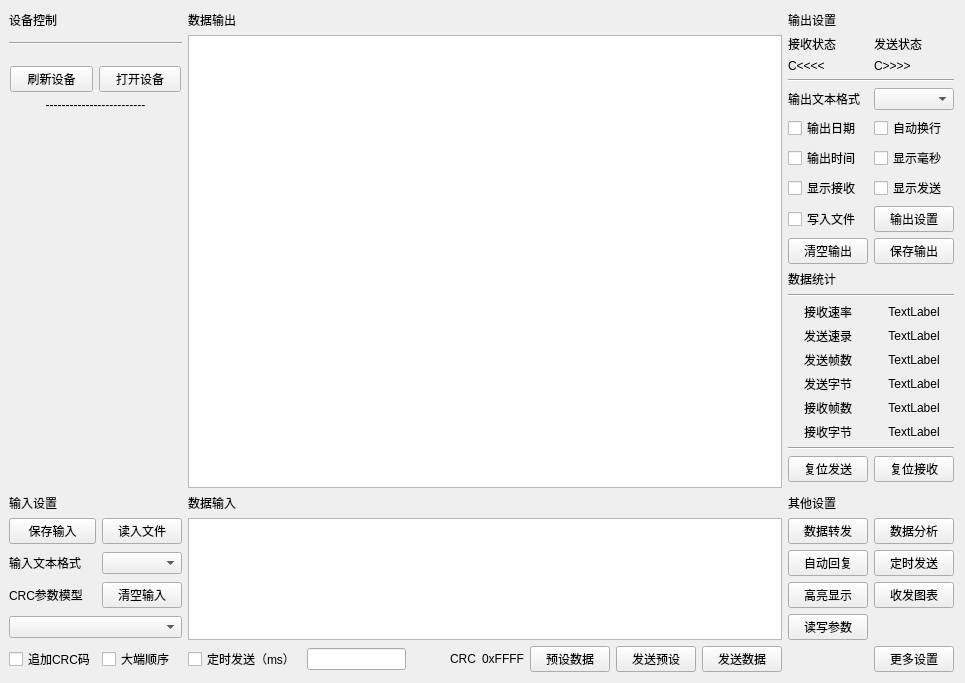
Before: the Qt Designer form Src/Common/SAKDebugPage/SAKDebugPage.ui in x-tools-author/x-tools, drawn with Qt 5.
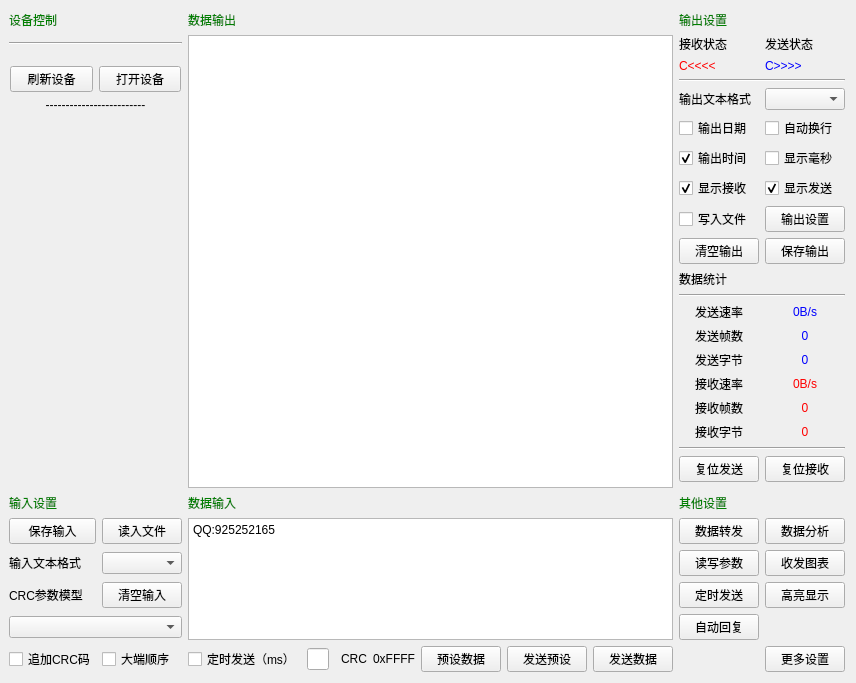
After: the same form once the commit is applied.

What changed in the file:
```diff
--- a/Src/Common/SAKDebugPage/SAKDebugPage.ui
+++ b/Src/Common/SAKDebugPage/SAKDebugPage.ui
@@ -6,8 +6,8 @@
    <rect>
     <x>0</x>
     <y>0</y>
-    <width>965</width>
-    <height>632</height>
+    <width>811</width>
+    <height>569</height>
    </rect>
   </property>
   <property name="windowTitle">
@@ -56,15 +56,8 @@
      <property name="text">
       <string>输出时间</string>
      </property>
-    </widget>
-   </item>
-   <item row="13" column="12" colspan="2">
-    <widget class="QLabel" name="txSpeedLabel">
-     <property name="text">
-      <string>TextLabel</string>
-     </property>
-     <property name="alignment">
-      <set>Qt::AlignCenter</set>
+     <property name="checked">
+      <bool>true</bool>
      </property>
     </widget>
    </item>
@@ -214,6 +207,11 @@
    </item>
    <item row="21" column="2">
     <widget class="QLabel" name="label_26">
+     <property name="styleSheet">
+      <string notr="true">QLabel{
+    color:green
+}</string>
+     </property>
      <property name="text">
       <string>数据输入</string>
      </property>
@@ -226,33 +224,21 @@
      </property>
     </widget>
    </item>
-   <item row="12" column="12" colspan="2">
-    <widget class="QLabel" name="rxSpeedLabel">
-     <property name="text">
-      <string>TextLabel</string>
-     </property>
-     <property name="alignment">
-      <set>Qt::AlignCenter</set>
-     </property>
-    </widget>
-   </item>
    <item row="26" column="0" colspan="2">
     <widget class="QComboBox" name="crcParameterModelsComboBox"/>
    </item>
    <item row="0" column="2">
     <widget class="QLabel" name="label_3">
+     <property name="styleSheet">
+      <string notr="true">QLabel{
+    color:green
+}</string>
+     </property>
      <property name="text">
       <string>数据输出</string>
      </property>
     </widget>
    </item>
-   <item row="24" column="10" colspan="2">
-    <widget class="QPushButton" name="autoResponseSettingPushButton">
-     <property name="text">
-      <string>自动回复</string>
-     </property>
-    </widget>
-   </item>
    <item row="24" column="1">
     <widget class="QComboBox" name="inputModelComboBox">
      <property name="sizePolicy">
@@ -289,21 +275,19 @@
      <property name="layoutDirection">
       <enum>Qt::LeftToRight</enum>
      </property>
+     <property name="styleSheet">
+      <string notr="true">QLabel{
+    color:red
+}</string>
+     </property>
      <property name="text">
-      <string>TextLabel</string>
+      <string>0</string>
      </property>
      <property name="alignment">
       <set>Qt::AlignCenter</set>
      </property>
     </widget>
    </item>
-   <item row="25" column="10" colspan="2">
-    <widget class="QPushButton" name="highlightSettingPushButton">
-     <property name="text">
-      <string>高亮显示</string>
-     </property>
-    </widget>
-   </item>
    <item row="9" column="10" colspan="2">
     <widget class="QPushButton" name="clearOutputPushButton">
      <property name="text">
@@ -311,16 +295,6 @@
      </property>
     </widget>
    </item>
-   <item row="14" column="12" colspan="2">
-    <widget class="QLabel" name="txFramesLabel">
-     <property name="text">
-      <string>TextLabel</string>
-     </property>
-     <property name="alignment">
-      <set>Qt::AlignCenter</set>
-     </property>
-    </widget>
-   </item>
    <item row="27" column="3">
     <widget class="QLineEdit" name="cycleTimeLineEdit">
      <property name="sizePolicy">
@@ -340,6 +314,11 @@
    </item>
    <item row="2" column="12" colspan="2">
     <widget class="QLabel" name="txLabel">
+     <property name="styleSheet">
+      <string notr="true">QLabel{
+    color:blue
+}</string>
+     </property>
      <property name="text">
       <string>C&gt;&gt;&gt;&gt;</string>
      </property>
@@ -350,6 +329,11 @@
    </item>
    <item row="0" column="0">
     <widget class="QLabel" name="label_4">
+     <property name="styleSheet">
+      <string notr="true">QLabel{
+    color:green
+}</string>
+     </property>
      <property name="text">
       <string>设备控制</string>
      </property>
@@ -365,13 +349,6 @@
      </property>
     </widget>
    </item>
-   <item row="26" column="10" colspan="2">
-    <widget class="QPushButton" name="readWriteSettingPushButton">
-     <property name="text">
-      <string>读写参数</string>
-     </property>
-    </widget>
-   </item>
    <item row="27" column="0">
     <widget class="QCheckBox" name="addCRCCheckBox">
      <property name="text">
@@ -387,15 +364,13 @@
     </widget>
    </item>
    <item row="23" column="2" rowspan="4" colspan="8">
-    <widget class="QTextEdit" name="inputTextEdit"/>
-   </item>
-   <item row="15" column="10" colspan="2">
-    <widget class="QLabel" name="label_15">
-     <property name="text">
-      <string>发送字节</string>
-     </property>
-     <property name="alignment">
-      <set>Qt::AlignCenter</set>
+    <widget class="QTextEdit" name="inputTextEdit">
+     <property name="html">
+      <string>&lt;!DOCTYPE HTML PUBLIC &quot;-//W3C//DTD HTML 4.0//EN&quot; &quot;http://www.w3.org/TR/REC-html40/strict.dtd&quot;&gt;
+&lt;html&gt;&lt;head&gt;&lt;meta name=&quot;qrichtext&quot; content=&quot;1&quot; /&gt;&lt;style type=&quot;text/css&quot;&gt;
+p, li { white-space: pre-wrap; }
+&lt;/style&gt;&lt;/head&gt;&lt;body style=&quot; font-family:'SimSun'; font-size:9pt; font-weight:400; font-style:normal;&quot;&gt;
+&lt;p style=&quot; margin-top:0px; margin-bottom:0px; margin-left:0px; margin-right:0px; -qt-block-indent:0; text-indent:0px;&quot;&gt;QQ:925252165&lt;/p&gt;&lt;/body&gt;&lt;/html&gt;</string>
      </property>
     </widget>
    </item>
@@ -413,15 +388,13 @@
      </property>
     </widget>
    </item>
-   <item row="24" column="12" colspan="2">
-    <widget class="QPushButton" name="pushButton_21">
-     <property name="text">
-      <string>定时发送</string>
-     </property>
-    </widget>
-   </item>
    <item row="21" column="10" colspan="2">
     <widget class="QLabel" name="label_9">
+     <property name="styleSheet">
+      <string notr="true">QLabel{
+    color:green
+}</string>
+     </property>
      <property name="text">
       <string>其他设置</string>
      </property>
@@ -461,13 +434,6 @@
      </property>
     </widget>
    </item>
-   <item row="25" column="12" colspan="2">
-    <widget class="QPushButton" name="throughputPushButton">
-     <property name="text">
-      <string>收发图表</string>
-     </property>
-    </widget>
-   </item>
    <item row="23" column="0">
     <widget class="QPushButton" name="saveInputDataPushButton">
      <property name="text">
@@ -480,6 +446,9 @@
      <property name="text">
       <string>显示接收</string>
      </property>
+     <property name="checked">
+      <bool>true</bool>
+     </property>
     </widget>
    </item>
    <item row="27" column="7">
@@ -498,8 +467,13 @@
    </item>
    <item row="16" column="12" colspan="2">
     <widget class="QLabel" name="rxFramesLabel">
+     <property name="styleSheet">
+      <string notr="true">QLabel{
+    color:red
+}</string>
+     </property>
      <property name="text">
-      <string>TextLabel</string>
+      <string>0</string>
      </property>
      <property name="alignment">
       <set>Qt::AlignCenter</set>
@@ -508,21 +482,16 @@
    </item>
    <item row="21" column="0">
     <widget class="QLabel" name="label_28">
+     <property name="styleSheet">
+      <string notr="true">QLabel{
+    color:green
+}</string>
+     </property>
      <property name="text">
       <string>输入设置</string>
      </property>
     </widget>
    </item>
-   <item row="14" column="10" colspan="2">
-    <widget class="QLabel" name="label_14">
-     <property name="text">
-      <string>发送帧数</string>
-     </property>
-     <property name="alignment">
-      <set>Qt::AlignCenter</set>
-     </property>
-    </widget>
-   </item>
    <item row="3" column="10" colspan="4">
     <widget class="Line" name="line_2">
      <property name="orientation">
@@ -553,16 +522,6 @@
    <item row="1" column="2" rowspan="20" colspan="8">
     <widget class="QTextBrowser" name="outputTextBroswer"/>
    </item>
-   <item row="13" column="10" colspan="2">
-    <widget class="QLabel" name="label_13">
-     <property name="text">
-      <string>发送速录</string>
-     </property>
-     <property name="alignment">
-      <set>Qt::AlignCenter</set>
-     </property>
-    </widget>
-   </item>
    <item row="8" column="10" colspan="2">
     <widget class="QCheckBox" name="saveOutputFileToFilecheckBox">
      <property name="text">
@@ -572,6 +531,11 @@
    </item>
    <item row="0" column="10">
     <widget class="QLabel" name="label_5">
+     <property name="styleSheet">
+      <string notr="true">QLabel{
+    color:green
+}</string>
+     </property>
      <property name="text">
       <string>输出设置</string>
      </property>
@@ -584,31 +548,14 @@
      </property>
     </widget>
    </item>
-   <item row="12" column="10" colspan="2">
-    <widget class="QLabel" name="label_11">
-     <property name="text">
-      <string>接收速率</string>
-     </property>
-     <property name="alignment">
-      <set>Qt::AlignCenter</set>
-     </property>
-    </widget>
-   </item>
-   <item row="15" column="12" colspan="2">
-    <widget class="QLabel" name="txBytesLabel">
-     <property name="text">
-      <string>TextLabel</string>
-     </property>
-     <property name="alignment">
-      <set>Qt::AlignCenter</set>
-     </property>
-    </widget>
-   </item>
    <item row="7" column="12" colspan="2">
     <widget class="QCheckBox" name="showTxDataCheckBox">
      <property name="text">
       <string>显示发送</string>
      </property>
+     <property name="checked">
+      <bool>true</bool>
+     </property>
     </widget>
    </item>
    <item row="1" column="10" colspan="2">
@@ -642,6 +589,11 @@
        <verstretch>0</verstretch>
       </sizepolicy>
      </property>
+     <property name="styleSheet">
+      <string notr="true">QLabel{
+    color:red
+}</string>
+     </property>
      <property name="text">
       <string>C&lt;&lt;&lt;&lt;</string>
      </property>
@@ -657,6 +609,141 @@
      </property>
     </widget>
    </item>
+   <item row="13" column="12" colspan="2">
+    <widget class="QLabel" name="txFramesLabel">
+     <property name="styleSheet">
+      <string notr="true">QLabel{
+    color:blue
+}</string>
+     </property>
+     <property name="text">
+      <string>0</string>
+     </property>
+     <property name="alignment">
+      <set>Qt::AlignCenter</set>
+     </property>
+    </widget>
+   </item>
+   <item row="14" column="12" colspan="2">
+    <widget class="QLabel" name="txBytesLabel">
+     <property name="styleSheet">
+      <string notr="true">QLabel{
+    color:blue
+}</string>
+     </property>
+     <property name="text">
+      <string>0</string>
+     </property>
+     <property name="alignment">
+      <set>Qt::AlignCenter</set>
+     </property>
+    </widget>
+   </item>
+   <item row="12" column="12" colspan="2">
+    <widget class="QLabel" name="txSpeedLabel">
+     <property name="styleSheet">
+      <string notr="true">QLabel{
+    color:blue
+}</string>
+     </property>
+     <property name="text">
+      <string>0B/s</string>
+     </property>
+     <property name="alignment">
+      <set>Qt::AlignCenter</set>
+     </property>
+    </widget>
+   </item>
+   <item row="15" column="12" colspan="2">
+    <widget class="QLabel" name="rxSpeedLabel">
+     <property name="styleSheet">
+      <string notr="true">QLabel{
+    color:red
+}</string>
+     </property>
+     <property name="text">
+      <string>0B/s</string>
+     </property>
+     <property name="alignment">
+      <set>Qt::AlignCenter</set>
+     </property>
+    </widget>
+   </item>
+   <item row="12" column="10" colspan="2">
+    <widget class="QLabel" name="label_13">
+     <property name="text">
+      <string>发送速率</string>
+     </property>
+     <property name="alignment">
+      <set>Qt::AlignCenter</set>
+     </property>
+    </widget>
+   </item>
+   <item row="13" column="10" colspan="2">
+    <widget class="QLabel" name="label_14">
+     <property name="text">
+      <string>发送帧数</string>
+     </property>
+     <property name="alignment">
+      <set>Qt::AlignCenter</set>
+     </property>
+    </widget>
+   </item>
+   <item row="14" column="10" colspan="2">
+    <widget class="QLabel" name="label_15">
+     <property name="text">
+      <string>发送字节</string>
+     </property>
+     <property name="alignment">
+      <set>Qt::AlignCenter</set>
+     </property>
+    </widget>
+   </item>
+   <item row="15" column="10" colspan="2">
+    <widget class="QLabel" name="label_11">
+     <property name="text">
+      <string>接收速率</string>
+     </property>
+     <property name="alignment">
+      <set>Qt::AlignCenter</set>
+     </property>
+    </widget>
+   </item>
+   <item row="26" column="10" colspan="2">
+    <widget class="QPushButton" name="autoResponseSettingPushButton">
+     <property name="text">
+      <string>自动回复</string>
+     </property>
+    </widget>
+   </item>
+   <item row="25" column="10" colspan="2">
+    <widget class="QPushButton" name="pushButton_21">
+     <property name="text">
+      <string>定时发送</string>
+     </property>
+    </widget>
+   </item>
+   <item row="24" column="12" colspan="2">
+    <widget class="QPushButton" name="throughputPushButton">
+     <property name="text">
+      <string>收发图表</string>
+     </property>
+    </widget>
+   </item>
+   <item row="24" column="10" colspan="2">
+    <widget class="QPushButton" name="readWriteSettingPushButton">
+     <property name="text">
+      <string>读写参数</string>
+     </property>
+    </widget>
+   </item>
+   <item row="25" column="12" colspan="2">
+    <widget class="QPushButton" name="highlightSettingPushButton">
+     <property name="text">
+      <string>高亮显示</string>
+     </property>
+    </widget>
+   </item>
   </layout>
  </widget>
  <resources/>
```
Left out of the diff: 19 changed lines with no effect on the pictures.
